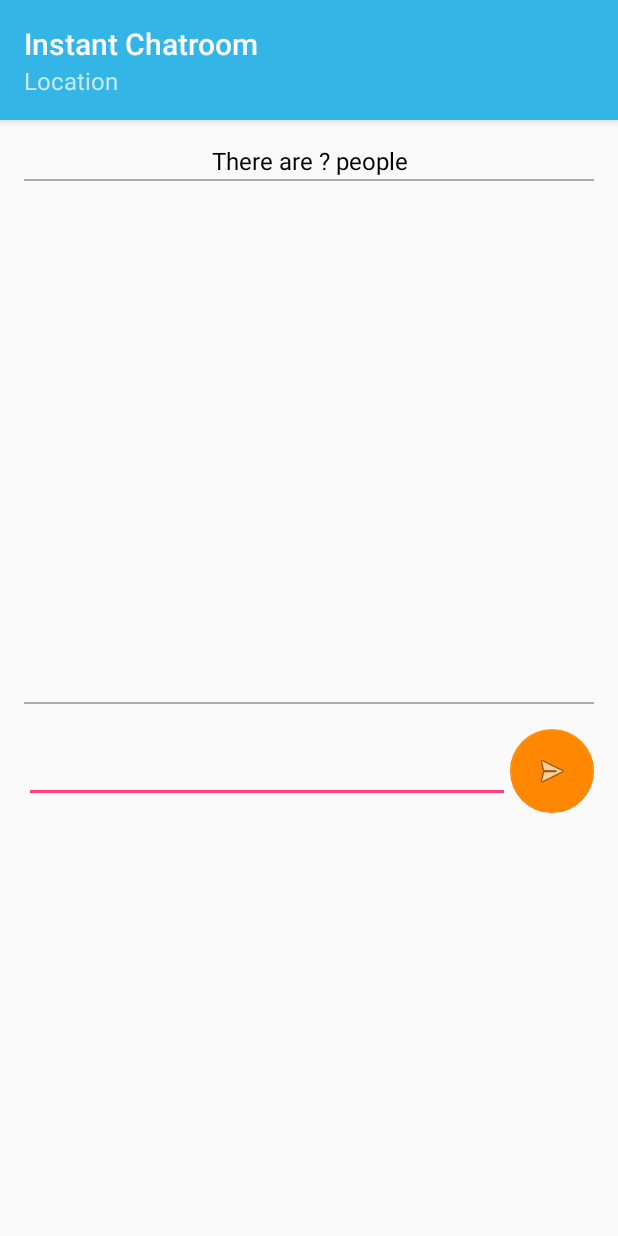
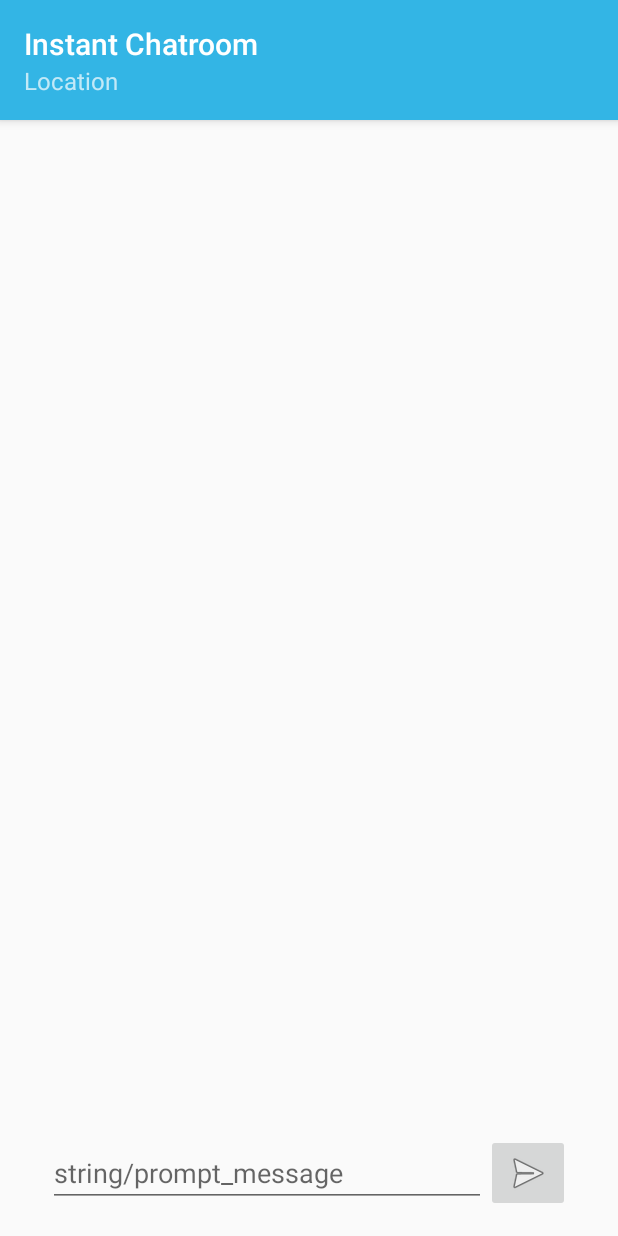
Before and after one commit to fypgibson3/fyp, an Android app: the InstantChatRoom screen opened directly, with no data from a screen before it, on a phone screen of 412 x 824 dp. Run offline under Robolectric (Android 15) with nearby library versions, the phone set to English and light mode, and no system bars; libraries missing offline, so code that uses them is left out: io.socket.client, io.socket.emitter; 3 statements that could not run were skipped.

Commit message:
first draft of instant chat room

```diff
--- a/app/build.gradle
+++ b/app/build.gradle
@@ -34,6 +34,11 @@ dependencies {
     compile 'com.android.support:support-v4:24.2.1'
     compile 'com.google.firebase:firebase-messaging:10.0.1'
     testCompile 'junit:junit:4.12'
+
+    compile ('io.socket:socket.io-client:0.8.3') {
+        // excluding org.json which is provided by Android
+        exclude group: 'org.json', module: 'json'
+    }
 }
 
 
--- a/app/src/main/AndroidManifest.xml
+++ b/app/src/main/AndroidManifest.xml
@@ -9,6 +9,7 @@
     <uses-permission android:name="android.permission.ACCESS_WIFI_STATE" />
 
     <application
+        android:name=".MyApplication"
         android:allowBackup="true"
         android:icon="@mipmap/ic_launcher"
         android:label="@string/app_name"
--- a/app/src/main/java/com/csefyp2016/gib3/ustsocialapp/InstantChatRoom.java
+++ b/app/src/main/java/com/csefyp2016/gib3/ustsocialapp/InstantChatRoom.java
@@ -1,13 +1,47 @@
 package com.csefyp2016.gib3.ustsocialapp;
 
+import android.content.Context;
+import android.content.SharedPreferences;
 import android.os.Bundle;
 import android.support.design.widget.FloatingActionButton;
 import android.support.design.widget.Snackbar;
 import android.support.v7.app.AppCompatActivity;
+import android.support.v7.widget.LinearLayoutManager;
+import android.support.v7.widget.RecyclerView;
 import android.support.v7.widget.Toolbar;
+import android.text.Editable;
+import android.text.TextUtils;
+import android.text.TextWatcher;
+import android.util.Log;
+import android.view.KeyEvent;
 import android.view.View;
+import android.view.inputmethod.EditorInfo;
+import android.widget.EditText;
+import android.widget.ImageButton;
+import android.widget.TextView;
+
+import org.json.JSONException;
+import org.json.JSONObject;
+
+import java.util.ArrayList;
+import java.util.List;
+
+import io.socket.client.Socket;
+import io.socket.emitter.Emitter;
 
 public class InstantChatRoom extends AppCompatActivity {
+
+    private final static String TAG = "InstantChatRoom";
+    private static final String profilePreference = "ProfilePreference";
+
+    private Socket mSocket;
+    private List<Message> mMessages = new ArrayList<Message>();
+    private RecyclerView.Adapter mAdapter;
+    private RecyclerView mMessagesView;
+    private EditText mInputMessageView;
+    private String mUsername = "user name";
+
+    private SharedPreferences sharedPreferences;
 
     @Override
     protected void onCreate(Bundle savedInstanceState) {
@@ -15,7 +49,98 @@ public class InstantChatRoom extends AppCompatActivity {
         setContentView(R.layout.activity_instant_chat_room);
         Toolbar toolbar = (Toolbar) findViewById(R.id.toolbar);
         setSupportActionBar(toolbar);
+        mAdapter = new MessageAdapter(this, mMessages);
+        mMessagesView = (RecyclerView) findViewById(R.id.messages);
+        mMessagesView.setLayoutManager(new LinearLayoutManager(this));
+        mMessagesView.setAdapter(mAdapter);
 
+        mInputMessageView = (EditText) findViewById(R.id.message_input);
+        mInputMessageView.setOnEditorActionListener(new TextView.OnEditorActionListener() {
+            @Override
+            public boolean onEditorAction(TextView v, int id, KeyEvent event) {
+                if (id == R.id.send || id == EditorInfo.IME_NULL) {
+                    attemptSend();
+                    return true;
+                }
+                return false;
+            }
+        });
+
+        ImageButton sendButton = (ImageButton) findViewById(R.id.send_button);
+        sendButton.setOnClickListener(new View.OnClickListener() {
+            @Override
+            public void onClick(View v) {
+                attemptSend();
+            }
+        });
+
+        sharedPreferences = getSharedPreferences(profilePreference, Context.MODE_PRIVATE);
+        mUsername = sharedPreferences.getString("DISPLAYNAME", null);
+
+        MyApplication app = (MyApplication) getApplication();
+        mSocket = app.getSocket();
+        mSocket.on("new message", onNewMessage);
+        mSocket.connect();
+    }
+
+    @Override
+    public void onDestroy() {
+        super.onDestroy();
+
+        mSocket.disconnect();
+
+        mSocket.off("new message", onNewMessage);
+    }
+
+    private Emitter.Listener onNewMessage = new Emitter.Listener() {
+        @Override
+        public void call(final Object... args) {
+            runOnUiThread(new Runnable() {
+                @Override
+                public void run() {
+                    JSONObject data = (JSONObject) args[0];
+                    String username;
+                    String message;
+                    try {
+                        username = data.getString("username");
+                        message = data.getString("message");
+                    } catch (JSONException e) {
+                        Log.e(TAG, e.getMessage());
+                        return;
+                    }
+
+                    addMessage(username, message);
+                }
+            });
+        }
+    };
+
+    private void attemptSend() {
+        if (null == mUsername) return;
+        if (!mSocket.connected()) return;
+
+        String message = mInputMessageView.getText().toString().trim();
+        if (TextUtils.isEmpty(message)) {
+            mInputMessageView.requestFocus();
+            return;
+        }
+
+        mInputMessageView.setText("");
+        addMessage(mUsername, message);
+
+        // perform the sending message attempt.
+        mSocket.emit("new message", message);
+    }
+
+    private void addMessage(String username, String message) {
+        mMessages.add(new Message.Builder(Message.TYPE_MESSAGE)
+                .username(username).message(message).build());
+        mAdapter.notifyItemInserted(mMessages.size() - 1);
+        scrollToBottom();
+    }
+
+    private void scrollToBottom() {
+        mMessagesView.scrollToPosition(mAdapter.getItemCount() - 1);
     }
 
 }
--- a/app/src/main/res/layout/content_instant_chat_room.xml
+++ b/app/src/main/res/layout/content_instant_chat_room.xml
@@ -1,10 +1,11 @@
 <?xml version="1.0" encoding="utf-8"?>
-<RelativeLayout xmlns:android="http://schemas.android.com/apk/res/android"
+<LinearLayout xmlns:android="http://schemas.android.com/apk/res/android"
     xmlns:app="http://schemas.android.com/apk/res-auto"
     xmlns:tools="http://schemas.android.com/tools"
     android:id="@+id/content_instant_chat_room"
     android:layout_width="match_parent"
     android:layout_height="match_parent"
+    android:orientation="vertical"
     android:paddingBottom="@dimen/activity_vertical_margin"
     android:paddingLeft="@dimen/activity_horizontal_margin"
     android:paddingRight="@dimen/activity_horizontal_margin"
@@ -13,83 +14,45 @@
     tools:context="com.csefyp2016.gib3.ustsocialapp.InstantChatRoom"
     tools:showIn="@layout/activity_instant_chat_room">
 
-    <ScrollView
+
+    <android.support.v7.widget.RecyclerView
+        android:id="@+id/messages"
         android:layout_width="match_parent"
-        android:layout_height="match_parent">
-
-        <LinearLayout
-            android:orientation="vertical"
-            android:layout_width="match_parent"
-            android:layout_height="match_parent">
-
-            <TextView
-                android:text="@string/instantChat_people"
-                android:layout_width="match_parent"
-                android:layout_height="wrap_content"
-                android:id="@+id/view_instantCatroom_people"
-                android:gravity="center_horizontal"
-                android:textColor="@android:color/background_dark"
-                android:textSize="@dimen/textView_description_size" />
-
-            <View
-                android:layout_width="match_parent"
-                android:layout_height="1dp"
-                android:background="@android:color/darker_gray"
-                android:layout_marginTop="1dp"
-                android:layout_marginBottom="2dp"/>
-
-            <ScrollView
-                android:layout_width="match_parent"
-                android:layout_height="335dp">
+        android:layout_height="0dp"
+        android:layout_weight="1"
+        android:paddingLeft="@dimen/activity_horizontal_margin"
+        android:paddingRight="@dimen/activity_horizontal_margin"
+        android:scrollbarStyle="outsideOverlay"
+        android:scrollbars="vertical" />
 
     <LinearLayout
         android:layout_width="match_parent"
         android:layout_height="wrap_content"
-                    android:orientation="vertical"
-                    android:id="@+id/f_instantChatroom_log" />
-
-            </ScrollView>
-
-            <View
-                android:layout_width="match_parent"
-                android:layout_height="1dp"
-                android:background="@android:color/darker_gray"
-                android:layout_marginTop="10dp"
-                android:layout_marginBottom="10dp"/>
-
-            <LinearLayout
+        android:gravity="center_vertical"
         android:orientation="horizontal"
-                android:layout_width="match_parent"
-                android:layout_height="70dp">
-
-                <android.support.design.widget.TextInputLayout
-                    android:layout_weight="0.8"
-                    android:layout_width="wrap_content"
-                    android:layout_height="match_parent"
-                    android:gravity="left">
+        android:paddingLeft="@dimen/activity_horizontal_margin"
+        android:paddingRight="@dimen/activity_horizontal_margin">
 
         <EditText
+            android:id="@+id/message_input"
+            android:layout_width="0dp"
             android:layout_height="wrap_content"
-                        android:layout_width="match_parent"
-                        android:id="@+id/i_instantChatroom_content" />
+            android:layout_weight="1"
+            android:hint="string/prompt_message"
+            android:imeActionId="@+id/send"
+            android:imeActionLabel="Send"
+            android:imeOptions="actionSend"
+            android:inputType="text"
+            android:maxLines="1" />
 
-                </android.support.design.widget.TextInputLayout>
-
-                <android.support.design.widget.FloatingActionButton
+        <ImageButton
+            android:id="@+id/send_button"
             android:layout_width="wrap_content"
             android:layout_height="wrap_content"
-                    android:clickable="true"
-                    app:fabSize="normal"
-                    app:srcCompat="@android:drawable/ic_menu_send"
-                    android:id="@+id/fab_instantChatroom_send"
-                    app:backgroundTint="@android:color/holo_orange_dark"
-                    app:elevation="0dp"
-                    android:tint="@android:color/transparent"
-                    app:rippleColor="@android:color/background_light"
-                    android:layout_gravity="center_vertical|center_horizontal" />
+            android:contentDescription="Send"
+            android:src="@android:drawable/ic_menu_send" />
 
     </LinearLayout>
 
+
 </LinearLayout>
-    </ScrollView>
-</RelativeLayout>
```
Also changed, not shown: app/src/main/java/com/csefyp2016/gib3/ustsocialapp/Message.java (added, +55 -0 lines), app/src/main/java/com/csefyp2016/gib3/ustsocialapp/MessageAdapter.java (added, +80 -0 lines), app/src/main/java/com/csefyp2016/gib3/ustsocialapp/MyApplication.java (added, +27 -0 lines), app/src/main/res/layout/item_message.xml (added, +26 -0 lines). Lines whose indentation alone changed are shown as unchanged.
